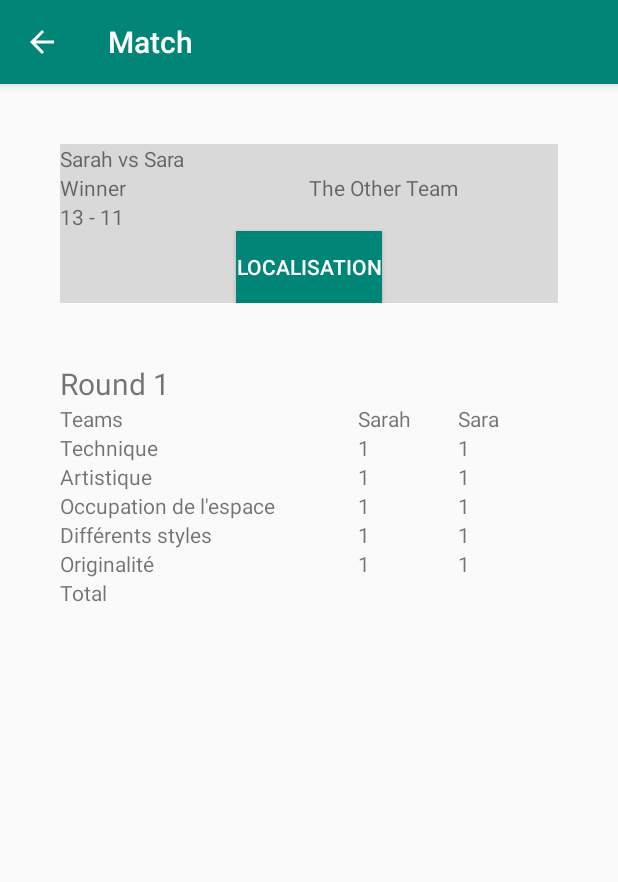
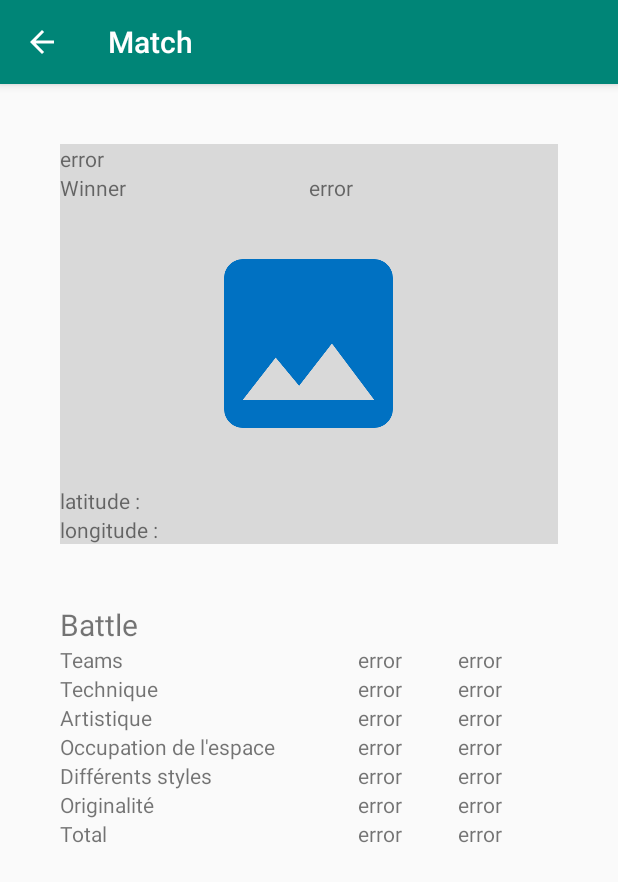
Before and after one commit to Schouketta/ProjetAndroid, an Android app: the Match screen opened directly, with no data from a screen before it, on a phone screen of 412 x 824 dp. Shown: the top 882 px of the screen. Run offline under Robolectric (Android 15) with nearby library versions, the phone set to English and light mode, and no system bars.

Commit message:
modifications ordre activities : Add>Add2>Camera>Geoloc>Match

```diff
--- a/app/src/main/AndroidManifest.xml
+++ b/app/src/main/AndroidManifest.xml
@@ -37,7 +37,8 @@
 
         <activity
             android:name=".Geolocalisation"
-            android:label="@string/title_activity_geolocalisation"></activity>
+            android:label="@string/title_activity_geolocalisation"
+            android:parentActivityName=".Camera"></activity>
 
         <activity android:name=".MainActivity">
             <intent-filter>
@@ -65,7 +66,7 @@
         <activity
             android:name=".Camera"
             android:label="Camera"
-            android:parentActivityName=".MainActivity" />
+            android:parentActivityName=".Add2" />
         <activity
             android:name=".Stats"
             android:label="Statistiques"
--- a/app/src/main/java/fr/android/moi/projetandroid/Match.java
+++ b/app/src/main/java/fr/android/moi/projetandroid/Match.java
@@ -20,7 +20,7 @@ public class Match extends AppCompatActivity {
 
     Button btnMap;
     private SQLite.FeedReaderDbHelper DB;
-    TextView score, winner, teams;
+    TextView score, winner, teams, latitude, longitude;
     TextView team1, tech1, art1, espace1, style1, original1, cal1;
     TextView team2, tech2, art2, espace2, style2, original2, cal2;
 
@@ -29,7 +29,6 @@ public class Match extends AppCompatActivity {
         super.onCreate(savedInstanceState);
         setContentView(R.layout.activity_match);
 
-        btnMap = (Button) findViewById(R.id.btnMap);
         score = (TextView) findViewById(R.id.score);
         winner = (TextView) findViewById(R.id.winner);
         teams = (TextView) findViewById(R.id.teams);
@@ -51,27 +50,26 @@ public class Match extends AppCompatActivity {
         style2 = (TextView) findViewById(R.id.mstyle2);
         original2 = (TextView) findViewById(R.id.moriginal2);
 
+        latitude = (TextView) findViewById(R.id.latitude);
+        longitude = (TextView) findViewById(R.id.longitude);
+
+
+
 
         Intent intent = getIntent();
-        final String myTeamName = intent.getStringExtra("myTeamName");
-        final String otherTeamName = intent.getStringExtra("otherTeamName");
-        final String total1 = intent.getStringExtra("total1");
-        final String total2 = intent.getStringExtra("total2");
-        Toast.makeText(this, myTeamName, Toast.LENGTH_SHORT).show();
-
 
         DB = new SQLite.FeedReaderDbHelper(getApplicationContext());
 
         SQLiteDatabase db = DB.getReadableDatabase();
 
-        Cursor cursor = DB.getDataForMatch(myTeamName, otherTeamName);
+        Cursor cursor = DB.getDataForMatch(intent.getStringExtra(Add.EXTRA_TEAM_NAME), intent.getStringExtra(Add.EXTRA_TEAM_NAME_OTHER));
 
         while(cursor.moveToNext()){
 
-            Log.d("myteam", cursor.getString(1));
+            /*g.d("myteam", cursor.getString(1));
             Log.d("otherteam", cursor.getString(2));
             Log.d("tech1", cursor.getString(3));
-            Log.d("total2", cursor.getString(14));
+            Log.d("total2", cursor.getString(14));*/
 
             team1.setText(cursor.getString(1));
             team2.setText(cursor.getString(2));
@@ -87,6 +85,8 @@ public class Match extends AppCompatActivity {
             style2.setText(cursor.getString(12));
             original2.setText(cursor.getString(13));
             cal2.setText(cursor.getString(14));
+            latitude.setText("latitude : "+ cursor.getString(15));
+            longitude.setText("longitude : "+cursor.getString(16));
 
             String Sscore = cursor.getString(8) + " - " + cursor.getString(14);
             score.setText(Sscore);
@@ -107,14 +107,5 @@ public class Match extends AppCompatActivity {
 
 
 
-
-        final Intent intent2 = new Intent(this, Geolocalisation.class);
-        btnMap.setOnClickListener(new View.OnClickListener() {
-            public void onClick(View v) {
-                startActivity(intent2);
-            }
-        });
-
-
     }
 }
--- a/app/src/main/res/layout/activity_match.xml
+++ b/app/src/main/res/layout/activity_match.xml
@@ -31,7 +31,7 @@
                     android:layout_width="match_parent"
                     android:layout_height="wrap_content"
                     android:gravity="bottom"
-                    android:text="Sarah vs Sara"/>
+                    android:text="@string/error"/>
 
 
                 <LinearLayout
@@ -52,7 +52,7 @@
                         android:layout_height="match_parent"
                         android:layout_weight="1"
                         android:gravity="bottom"
-                        android:text="@string/theOtherTeam" />
+                        android:text="@string/error" />
                 </LinearLayout>
 
 
@@ -61,17 +61,33 @@
                     android:layout_width="match_parent"
                     android:layout_height="wrap_content"
                     android:gravity="bottom"
-                    android:text="13 - 11" />
+                    />
 
 
-                <Button
-                    android:layout_width="wrap_content"
+                <ImageView
+                    android:id="@+id/imgMatch"
+                    android:layout_width="150dp"
+                    android:layout_height="150dp"
+                    android:layout_gravity="center_horizontal"
+                    android:layout_marginBottom="20dp"
+                    android:src="@drawable/ic_image_black_24dp"
+                    />
+
+                <TextView
+                    android:id="@+id/latitude"
+                    android:layout_width="match_parent"
                     android:layout_height="wrap_content"
-                    android:text="Localisation"
-                    android:id="@+id/btnMap"
-                    android:layout_gravity="center_vertical|center_horizontal"
-                    android:textColor="#FFFFFF"
-                    android:background="@color/colorPrimary"/>
+                    android:gravity="bottom"
+                    android:text="latitude :"
+                    />
+
+                <TextView
+                    android:id="@+id/longitude"
+                    android:layout_width="match_parent"
+                    android:layout_height="wrap_content"
+                    android:gravity="bottom"
+                    android:text="longitude :"
+                    />
 
             </LinearLayout>
 
@@ -82,7 +98,7 @@
                 android:layout_marginTop="20dp"
                 android:layout_weight="1"
                 android:gravity="bottom"
-                android:text="Round 1"
+                android:text="@string/battle"
                 android:textSize="20sp" />
 
 
@@ -103,7 +119,7 @@
                         android:layout_height="0dp"
                         android:layout_weight="1"
                         android:gravity="bottom"
-                        android:text="Teams"
+                        android:text="@string/teams"
                         android:textSize="14sp" />
 
                     <TextView
@@ -172,7 +188,7 @@
                         android:layout_height="0dp"
                         android:layout_gravity="center_vertical"
                         android:layout_weight="1"
-                        android:text="Sarah"/>
+                        android:text="@string/error"/>
 
 
                     <TextView
@@ -181,7 +197,7 @@
                         android:layout_height="0dp"
                         android:layout_gravity="center_vertical"
                         android:layout_weight="1"
-                        android:text="1"/>
+                        android:text="@string/error"/>
 
                     <TextView
                         android:id="@+id/mart1"
@@ -189,7 +205,7 @@
                         android:layout_height="0dp"
                         android:layout_gravity="center_vertical"
                         android:layout_weight="1"
-                        android:text="1"/>
+                        android:text="@string/error"/>
 
                     <TextView
                         android:id="@+id/mespace1"
@@ -197,7 +213,7 @@
                         android:layout_height="0dp"
                         android:layout_gravity="center_vertical"
                         android:layout_weight="1"
-                        android:text="1"/>
+                        android:text="@string/error"/>
 
                     <TextView
                         android:id="@+id/mstyle1"
@@ -205,7 +221,7 @@
                         android:layout_height="0dp"
                         android:layout_gravity="center_vertical"
                         android:layout_weight="1"
-                        android:text="1"/>
+                        android:text="@string/error"/>
 
                     <TextView
                         android:id="@+id/moriginal1"
@@ -213,14 +229,15 @@
                         android:layout_height="0dp"
                         android:layout_gravity="center_vertical"
                         android:layout_weight="1"
-                        android:text="1"/>
+                        android:text="@string/error"/>
 
                     <TextView
                         android:id="@+id/mtotal1"
                         android:layout_width="match_parent"
                         android:layout_height="0dp"
                         android:layout_gravity="center_vertical"
-                        android:layout_weight="1"/>
+                        android:layout_weight="1"
+                        android:text="@string/error"/>
 
                 </LinearLayout>
 
@@ -237,7 +254,7 @@
                         android:layout_height="0dp"
                         android:layout_gravity="center_vertical"
                         android:layout_weight="1"
-                        android:text="Sara"/>
+                        android:text="@string/error"/>
 
 
                     <TextView
@@ -246,7 +263,7 @@
                         android:layout_height="0dp"
                         android:layout_gravity="center_vertical"
                         android:layout_weight="1"
-                        android:text="1"/>
+                        android:text="@string/error"/>
 
                     <TextView
                         android:id="@+id/mart2"
@@ -254,7 +271,7 @@
                         android:layout_height="0dp"
                         android:layout_gravity="center_vertical"
                         android:layout_weight="1"
-                        android:text="1"/>
+                        android:text="@string/error"/>
 
                     <TextView
                         android:id="@+id/mespace2"
@@ -262,7 +279,7 @@
                         android:layout_height="0dp"
                         android:layout_gravity="center_vertical"
                         android:layout_weight="1"
-                        android:text="1"/>
+                        android:text="@string/error"/>
 
                     <TextView
                         android:id="@+id/mstyle2"
@@ -270,7 +287,7 @@
                         android:layout_height="0dp"
                         android:layout_gravity="center_vertical"
                         android:layout_weight="1"
-                        android:text="1"/>
+                        android:text="@string/error"/>
 
                     <TextView
                         android:id="@+id/moriginal2"
@@ -278,14 +295,15 @@
                         android:layout_height="0dp"
                         android:layout_gravity="center_vertical"
                         android:layout_weight="1"
-                        android:text="1"/>
+                        android:text="@string/error"/>
 
                     <TextView
                         android:id="@+id/mtotal2"
                         android:layout_width="match_parent"
                         android:layout_height="0dp"
                         android:layout_gravity="center_vertical"
-                        android:layout_weight="1"/>
+                        android:layout_weight="1"
+                        android:text="@string/error"/>
 
                 </LinearLayout>
 
--- a/app/src/main/res/values/strings.xml
+++ b/app/src/main/res/values/strings.xml
@@ -17,5 +17,13 @@
     <!-- Sarah Fong--> <string name="title_activity_maps">Map</string>
 
     <string name="title_activity_geolocalisation">Map</string>
+    <string name="prendre_photo">Prendre Photo</string>
+    <string name="ouvrir_photo_gallery">Ouvrir Photo Gallery</string>
+    <string name="suivant">Suivant</string>
+    <string name="sauvegarder_battle">Sauvegarder Battle</string>
+    <string name="teams">Teams</string>
+    <string name="team1">Team1</string>
+    <string name="error">error</string>
+    <string name="battle">Battle</string>
 
 </resources>
```
Also changed, not shown: app/src/main/java/fr/android/moi/projetandroid/Add2.java (+40 -15 lines), app/src/main/java/fr/android/moi/projetandroid/Camera.java (+37 -0 lines), app/src/main/java/fr/android/moi/projetandroid/Geolocalisation.java (+91 -33 lines), app/src/main/java/fr/android/moi/projetandroid/MainActivity.java (+4 -4 lines), app/src/main/res/layout/activity_camera.xml (+9 -2 lines), app/src/main/res/layout/activity_geolocalisation.xml (+13 -4 lines).
